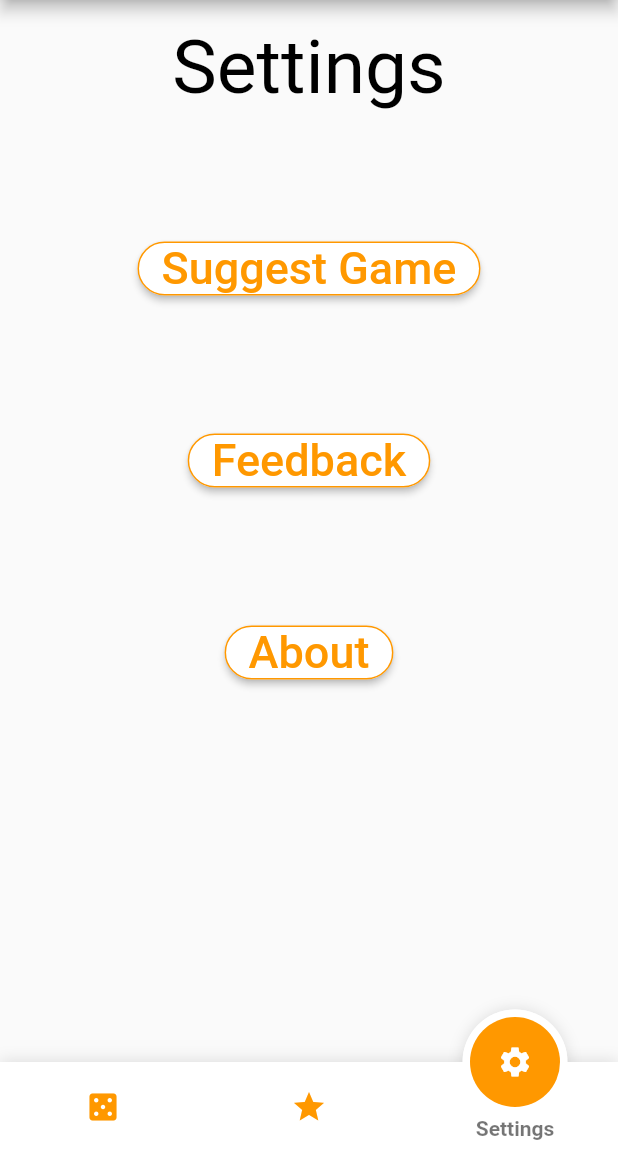
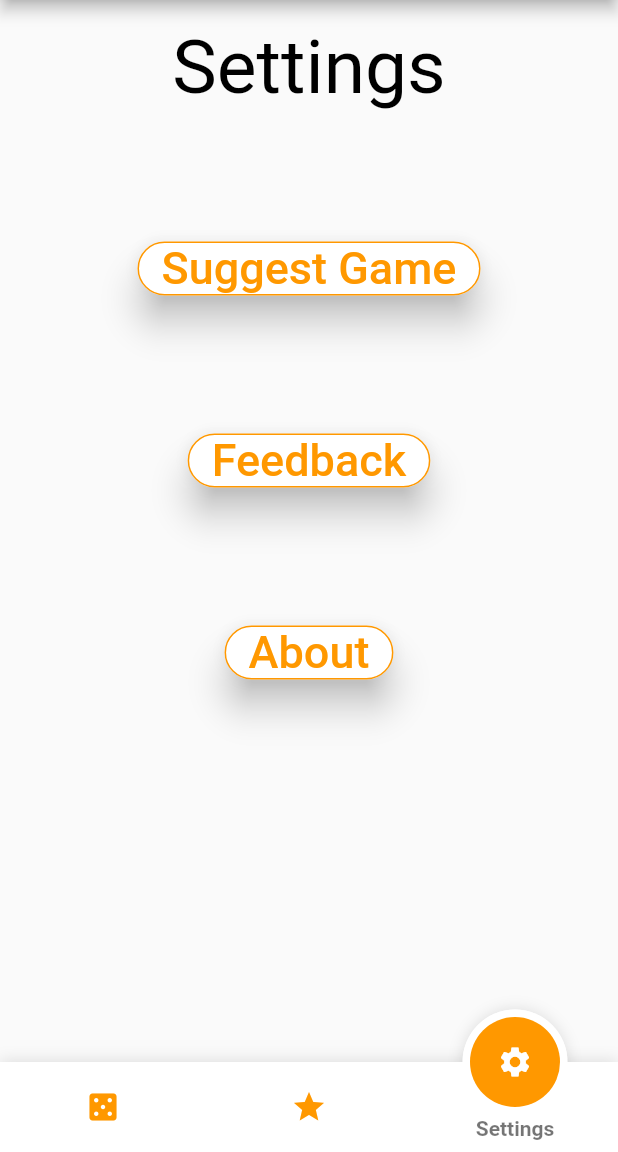
Before and after one commit to sigesig/drukspil, a Flutter app: the screen it shows after launch, item 3 of the bottom bar chosen, on a phone screen of 412 x 824 dp, the part 84-1236 px from its top. Run offline on Flutter 3.47's test engine with Material 2 defaults, Android fonts, the phone set to English and light mode, and no system bars; drawn by our look-alikes of fancy_bottom_navigation.

Commit message:
mark :D xD

```diff
--- a/lib/Pages/NavBarPages/settings_widget.dart
+++ b/lib/Pages/NavBarPages/settings_widget.dart
@@ -20,6 +20,7 @@ class _SettingsWidgetState extends State<SettingsWidget> {
             Container(
               margin: const EdgeInsets.fromLTRB(0, 80, 0, 0),
                 child: RaisedButton(onPressed: (){},
+                    elevation: 10,
                     shape: RoundedRectangleBorder(
                       borderRadius: BorderRadius.circular(20.0),
                       side: BorderSide(color: Colors.orange),
@@ -29,6 +30,7 @@ class _SettingsWidgetState extends State<SettingsWidget> {
             Container(
                 margin: const EdgeInsets.fromLTRB(0, 80, 0, 0),
                 child: RaisedButton(onPressed: (){},
+                    elevation: 10,
                     shape: RoundedRectangleBorder(
                       borderRadius: BorderRadius.circular(20.0),
                       side: BorderSide(color: Colors.orange),
@@ -38,6 +40,7 @@ class _SettingsWidgetState extends State<SettingsWidget> {
             Container(
                 margin: const EdgeInsets.fromLTRB(0, 80, 0, 0),
                 child: RaisedButton(onPressed: (){},
+                    elevation: 10,
                     shape: RoundedRectangleBorder(
                       borderRadius: BorderRadius.circular(20.0),
                       side: BorderSide(color: Colors.orange),
```
